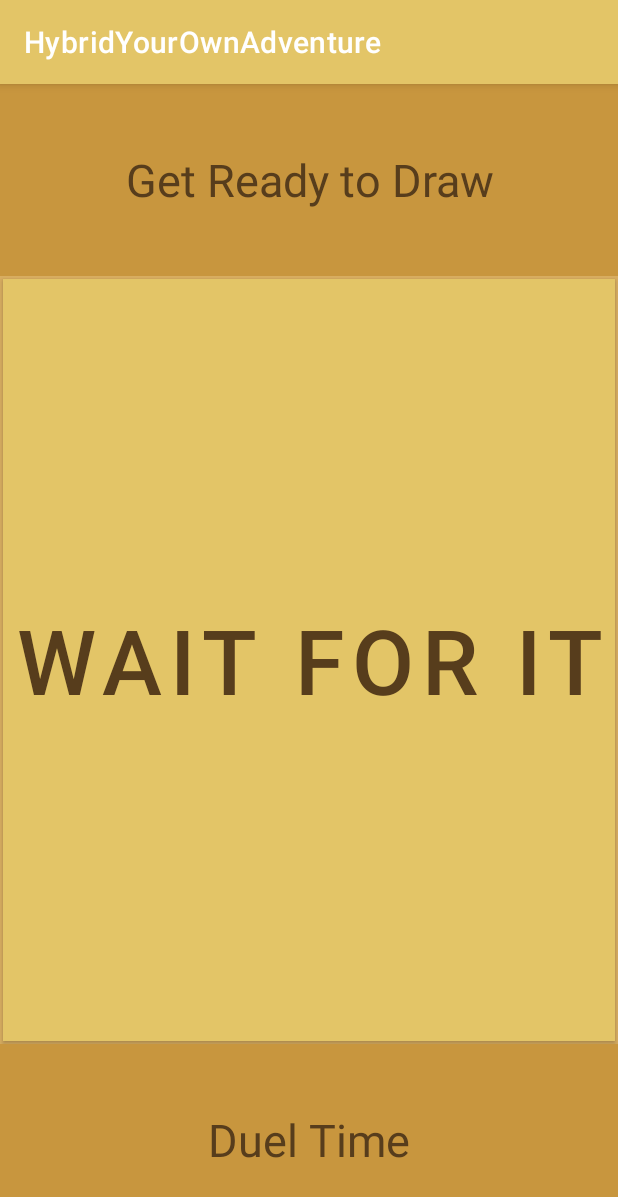
After one commit to Dkaban/Hybrid-Choose-Your-Own-Adventure, an Android app: the GameOneActivity screen opened directly, with no data from a screen before it, on a phone screen of 412 x 824 dp. The commit adds this screen. Shown: the top 1197 px of the screen. Run offline under Robolectric (Android 15) with nearby library versions, the phone set to English and light mode, and no system bars.

Commit message:
Entire dialogue tree setup, Game 1 setup, Game 2 and 3 Layouts set

```diff
--- a/app/src/main/AndroidManifest.xml
+++ b/app/src/main/AndroidManifest.xml
@@ -9,7 +9,10 @@
         android:roundIcon="@mipmap/ic_launcher_round"
         android:supportsRtl="true"
         android:theme="@style/Theme.HybridYourOwnAdventure">
-        <activity android:name=".LeaderBoardActivity"></activity>
+        <activity android:name=".GameThreeActivity"></activity>
+        <activity android:name=".GameTwoActivity" />
+        <activity android:name=".GameOneActivity" />
+        <activity android:name=".LeaderBoardActivity" />
         <activity android:name=".OptionsActivity" />
         <activity android:name=".ChooseAdventureActivity" />
         <activity android:name=".MainActivity">
--- /dev/null
+++ b/app/src/main/java/com/example/hybridyourownadventure/GameOneActivity.java
@@ -0,0 +1,52 @@
+/**
+ * Author: Dustin Kaban
+ * StudentID: T00663749
+ *
+ * Class: GameOneActivity.java
+ *
+ * This game is a simple version of a "duel" system in the wild west.
+ * The user is prompted to push a button at a random interval within X amount of seconds
+ * If the user presses the button, they win the duel. If not, they lose.
+ */
+
+package com.example.hybridyourownadventure;
+import androidx.appcompat.app.AppCompatActivity;
+import android.content.Intent;
+import android.os.Bundle;
+import android.view.View;
+
+public class GameOneActivity extends AppCompatActivity
+{
+    private boolean timeToDraw = true;
+    @Override
+    protected void onCreate(Bundle savedInstanceState)
+    {
+        super.onCreate(savedInstanceState);
+        setContentView(R.layout.activity_game_one);
+    }
+
+    public void onClickDraw(View view)
+    {
+        if(timeToDraw)
+        {
+            //WIN!!
+            //Move on to the next dialogue piece
+            DataHolder.getInstance().setCurrentDialogueIndex(14);
+        }
+        else
+        {
+            //LOSE!!
+            //TODO: UPDATE THE SHAREDPREFERENCES WITH STATS HERE
+            DataHolder.getInstance().setCurrentDialogueIndex(13);
+        }
+
+        loadActivity(ChooseAdventureActivity.class);
+    }
+
+    //Loads the activity via intent
+    private void loadActivity(Class activity)
+    {
+        Intent activityToStart = new Intent(this,activity);
+        startActivity(activityToStart);
+    }
+}
--- /dev/null
+++ b/app/src/main/res/layout/activity_game_one.xml
@@ -0,0 +1,74 @@
+<?xml version="1.0" encoding="utf-8"?>
+<LinearLayout
+    xmlns:android="http://schemas.android.com/apk/res/android"
+    xmlns:tools="http://schemas.android.com/tools"
+    android:layout_width="match_parent"
+    android:layout_height="match_parent"
+    android:orientation="vertical"
+    tools:context=".GameOneActivity"
+    android:weightSum="3">
+
+    <LinearLayout
+        android:id="@+id/linearLayout_headerGameOne"
+        android:layout_width="match_parent"
+        android:layout_height="0dp"
+        android:orientation="vertical"
+        android:layout_gravity="center"
+        android:layout_weight="0.5"
+        android:background="@color/yellow_darker">
+
+        <TextView
+            android:id="@+id/text_headerGameOne"
+            android:layout_width="match_parent"
+            android:layout_height="match_parent"
+            android:text="@string/text_headerGameOne"
+            android:textSize="30sp"
+            android:textColor="@color/brown_medium"
+            android:background="@color/yellow_darker"
+            android:gravity="center"/>
+
+    </LinearLayout>
+
+    <LinearLayout
+        android:id="@+id/linearLayout_mainMenuButtons"
+        android:layout_width="match_parent"
+        android:layout_height="0dp"
+        android:orientation="vertical"
+        android:layout_gravity="center"
+        android:layout_weight="2"
+        android:background="@color/yellow_medium">
+
+        <Button
+            android:layout_width="match_parent"
+            android:layout_height="match_parent"
+            style="@style/ButtonStyle_darkText_LightButton"
+            android:text="@string/text_duelButton"
+            android:textSize="60sp"
+            android:onClick="onClickDraw"/>
+
+    </LinearLayout>
+
+    <LinearLayout
+        android:id="@+id/linearLayout_footerGameOne"
+        android:layout_width="match_parent"
+        android:layout_height="0dp"
+        android:orientation="vertical"
+        android:layout_gravity="center"
+        android:layout_weight="0.5"
+        android:background="@color/yellow_darker">
+
+        <TextView
+            android:id="@+id/text_footerGameOne"
+            android:layout_width="match_parent"
+            android:layout_height="match_parent"
+            android:text="@string/text_footerGameOne"
+            android:textSize="30sp"
+            android:textColor="@color/brown_medium"
+            android:background="@color/yellow_darker"
+            android:gravity="center"/>
+
+    </LinearLayout>
+
+
+
+</LinearLayout>
--- a/app/src/main/res/values/strings.xml
+++ b/app/src/main/res/values/strings.xml
@@ -10,17 +10,32 @@
     //Choose Adventure Strings
     <string name="text_chooseAdventureHeader">Choose Adventure</string>
     <string name="text_adventureDialogue">Adventure Dialogue? Choose what you want to do. Option 1, 2, or 3.</string>
-
     <string name="text_dialogue1">(A) You are a knight on a mission to save your Grandfather.</string>
     <string name="button_option1">Option 1</string>
     <string name="button_option2">Option 2</string>
     <string name="button_option3">Option 3</string>
 
+    //LeaderBoard Strings
     <string name="text_leaderBoardHeader">Header of Stats</string>
     <string name="text_leaderBoardFooter">Footer of Stats</string>
 
+    //Options Strings
     <string name="text_optionsHeader">Options Header</string>
     <string name="button_muteAudio">Mute Audio</string>
     <string name="button_clearSavedData">Clear Saved Data</string>
     <string name="text_optionsFooter">Options Footer</string>
+
+    //GameOne Strings
+    <string name="text_headerGameOne">Get Ready to Draw</string>
+    <string name="text_footerGameOne">Duel Time</string>
+    <string name="text_duelButton">Wait For It</string>
+
+    //GameTwo Strings
+    <string name="text_headerGameTwo">GAME ONE HEADER</string>
+    <string name="text_footerGameTwo">GAME TWO FOOTER</string>
+
+    //GameThree Strings
+    <string name="text_headerGameThree">GAME THREE HEADER</string>
+    <string name="text_footerGameThree">GAME THREE FOOTER</string>
+
 </resources>
```
Also changed, not shown: app/src/main/assets/dialogueFile.txt (+54 -0 lines), app/src/main/java/com/example/hybridyourownadventure/ChooseAdventureActivity.java (+87 -20 lines), app/src/main/java/com/example/hybridyourownadventure/DataHolder.java (+34 -1 lines), app/src/main/java/com/example/hybridyourownadventure/GameThreeActivity.java (added, +22 -0 lines), app/src/main/java/com/example/hybridyourownadventure/GameTwoActivity.java (added, +23 -0 lines), app/src/main/res/layout/activity_game_three.xml (added, +66 -0 lines), app/src/main/res/layout/activity_game_two.xml (added, +66 -0 lines).
